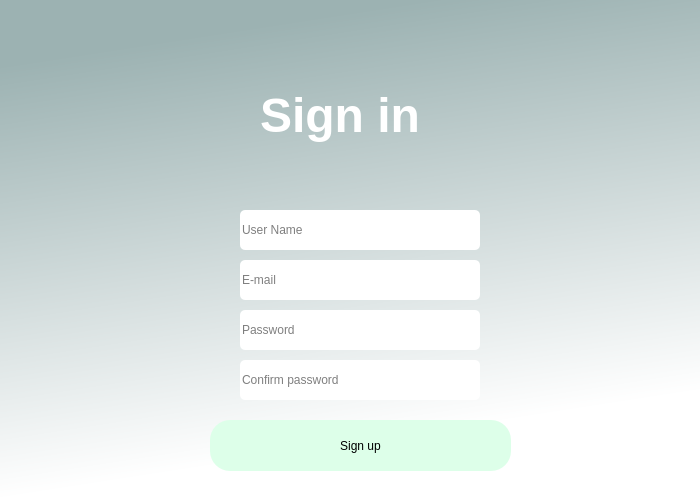
Before: the Qt Designer form guicore/create_user_screen.ui in Igna11/billetera, drawn with Qt 5.
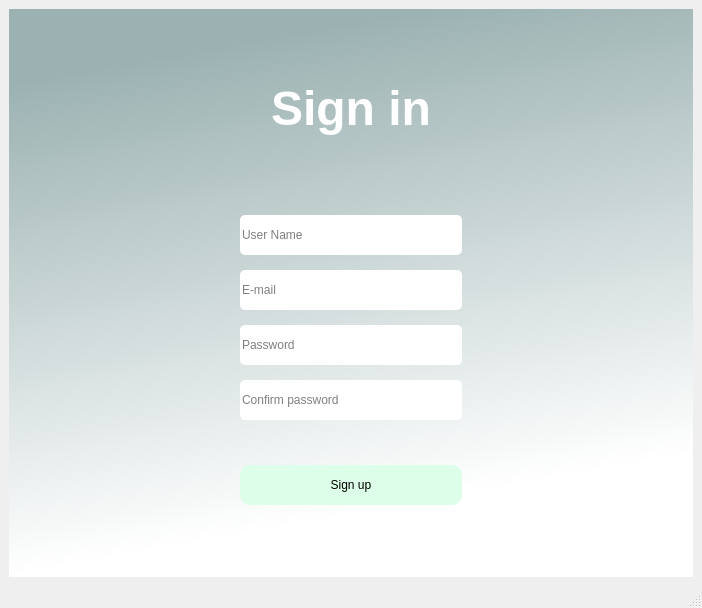
After: the same form once the commit is applied.

Diff of the .ui file:
```diff
--- a/guicore/create_user_screen.ui
+++ b/guicore/create_user_screen.ui
@@ -1,81 +1,88 @@
 <?xml version="1.0" encoding="UTF-8"?>
 <ui version="4.0">
- <class>BilleteraApp</class>
- <widget class="QDialog" name="BilleteraApp">
+ <class>MainWindow</class>
+ <widget class="QMainWindow" name="MainWindow">
   <property name="geometry">
    <rect>
     <x>0</x>
     <y>0</y>
-    <width>700</width>
-    <height>500</height>
+    <width>702</width>
+    <height>608</height>
    </rect>
   </property>
   <property name="windowTitle">
    <string>Dialog</string>
   </property>
-  <property name="sizeGripEnabled">
-   <bool>false</bool>
+  <property name="windowOpacity">
+   <double>1.000000000000000</double>
   </property>
-  <property name="modal">
-   <bool>false</bool>
-  </property>
-  <widget class="QWidget" name="widget" native="true">
-   <property name="geometry">
-    <rect>
-     <x>0</x>
-     <y>0</y>
-     <width>700</width>
-     <height>500</height>
-    </rect>
-   </property>
+  <widget class="QWidget" name="centralwidget">
+   <layout class="QHBoxLayout" name="horizontalLayout">
+    <item>
+     <widget class="QWidget" name="verticalWidget" native="true">
    <property name="styleSheet">
-    <string notr="true">QWidget#widget{
+       <string notr="true">QWidget#verticalWidget{
 background-color:qlineargradient(spread:pad, x1:0, y1:0, x2:0.207, y2:0.954545, stop:0.132159 rgba(156, 178, 178, 255), stop:1 rgba(255, 255, 255, 255))}</string>
    </property>
+      <layout class="QHBoxLayout" name="horizontalLayout_3">
+       <item>
+        <spacer name="horizontalSpacer">
+         <property name="orientation">
+          <enum>Qt::Horizontal</enum>
+         </property>
+         <property name="sizeHint" stdset="0">
+          <size>
+           <width>40</width>
+           <height>20</height>
+          </size>
+         </property>
+        </spacer>
+       </item>
+       <item>
+        <layout class="QVBoxLayout" name="verticalLayout_2">
+         <property name="spacing">
+          <number>15</number>
+         </property>
+         <item>
+          <spacer name="verticalSpacer_2">
+           <property name="orientation">
+            <enum>Qt::Vertical</enum>
+           </property>
+           <property name="sizeHint" stdset="0">
+            <size>
+             <width>20</width>
+             <height>40</height>
+            </size>
+           </property>
+          </spacer>
+         </item>
+         <item>
    <widget class="QLabel" name="label">
-    <property name="geometry">
-     <rect>
-      <x>260</x>
-      <y>80</y>
-      <width>281</width>
-      <height>71</height>
-     </rect>
-    </property>
     <property name="text">
-     <string>&lt;html&gt;&lt;head/&gt;&lt;body&gt;&lt;p&gt;&lt;span style=&quot; font-size:36pt; font-weight:600; color:#ffffff;&quot;&gt;Sign in&lt;/span&gt;&lt;/p&gt;&lt;/body&gt;&lt;/html&gt;</string>
-    </property>
-   </widget>
-   <widget class="QPushButton" name="signup_button">
-    <property name="geometry">
-     <rect>
-      <x>210</x>
-      <y>420</y>
-      <width>301</width>
-      <height>51</height>
-     </rect>
-    </property>
-    <property name="cursor">
-     <cursorShape>PointingHandCursor</cursorShape>
-    </property>
-    <property name="mouseTracking">
-     <bool>false</bool>
-    </property>
-    <property name="styleSheet">
-     <string notr="true">border-radius:20px;
-background-color:rgb(221, 255, 233);</string>
-    </property>
-    <property name="text">
-     <string>Sign up</string>
-    </property>
-   </widget>
+            <string>&lt;html&gt;&lt;head/&gt;&lt;body&gt;&lt;p align=&quot;center&quot;&gt;&lt;span style=&quot; font-size:36pt; font-weight:600; color:#ffffff;&quot;&gt;Sign in&lt;/span&gt;&lt;/p&gt;&lt;/body&gt;&lt;/html&gt;</string>
+           </property>
+          </widget>
+         </item>
+         <item>
+          <spacer name="verticalSpacer_3">
+           <property name="orientation">
+            <enum>Qt::Vertical</enum>
+           </property>
+           <property name="sizeHint" stdset="0">
+            <size>
+             <width>20</width>
+             <height>20</height>
+            </size>
+           </property>
+          </spacer>
+         </item>
+         <item>
    <widget class="QLineEdit" name="user_name_line">
-    <property name="geometry">
-     <rect>
-      <x>240</x>
-      <y>210</y>
-      <width>240</width>
+           <property name="minimumSize">
+            <size>
+             <width>0</width>
       <height>40</height>
-     </rect>
+            </size>
     </property>
     <property name="toolTip">
      <string/>
@@ -95,14 +102,14 @@
      <string>User Name</string>
     </property>
    </widget>
+         </item>
+         <item>
    <widget class="QLineEdit" name="email_line">
-    <property name="geometry">
-     <rect>
-      <x>240</x>
-      <y>260</y>
-      <width>240</width>
+           <property name="minimumSize">
+            <size>
+             <width>0</width>
       <height>40</height>
-     </rect>
+            </size>
     </property>
     <property name="toolTip">
      <string/>
@@ -125,14 +132,14 @@
      <string>E-mail</string>
     </property>
    </widget>
+         </item>
+         <item>
    <widget class="QLineEdit" name="password_line">
-    <property name="geometry">
-     <rect>
-      <x>240</x>
-      <y>310</y>
-      <width>240</width>
+           <property name="minimumSize">
+            <size>
+             <width>0</width>
       <height>40</height>
-     </rect>
+            </size>
     </property>
     <property name="toolTip">
      <string/>
@@ -152,14 +159,14 @@
      <string>Password</string>
     </property>
    </widget>
+         </item>
+         <item>
    <widget class="QLineEdit" name="confirm_password_line">
-    <property name="geometry">
-     <rect>
-      <x>240</x>
-      <y>360</y>
-      <width>240</width>
+           <property name="minimumSize">
+            <size>
+             <width>0</width>
       <height>40</height>
-     </rect>
+            </size>
     </property>
     <property name="toolTip">
      <string/>
@@ -182,27 +189,99 @@
      <string>Confirm password</string>
     </property>
    </widget>
+         </item>
+         <item>
    <widget class="QLabel" name="create_user_label">
+           <property name="minimumSize">
+            <size>
+             <width>0</width>
+             <height>15</height>
+            </size>
+           </property>
+           <property name="maximumSize">
+            <size>
+             <width>16777215</width>
+             <height>15</height>
+            </size>
+           </property>
+           <property name="font">
+            <font>
+             <pointsize>7</pointsize>
+             <italic>true</italic>
+            </font>
+           </property>
+           <property name="text">
+            <string/>
+           </property>
+          </widget>
+         </item>
+         <item>
+          <widget class="QPushButton" name="signup_button">
+           <property name="minimumSize">
+            <size>
+             <width>0</width>
+             <height>40</height>
+            </size>
+           </property>
+           <property name="cursor">
+            <cursorShape>PointingHandCursor</cursorShape>
+           </property>
+           <property name="mouseTracking">
+            <bool>false</bool>
+           </property>
+           <property name="styleSheet">
+            <string notr="true">border-radius:10px;
+background-color:rgb(221, 255, 233);</string>
+           </property>
+           <property name="text">
+            <string>Sign up</string>
+           </property>
+          </widget>
+         </item>
+         <item>
+          <spacer name="verticalSpacer">
+           <property name="orientation">
+            <enum>Qt::Vertical</enum>
+           </property>
+           <property name="sizeHint" stdset="0">
+            <size>
+             <width>20</width>
+             <height>40</height>
+            </size>
+           </property>
+          </spacer>
+         </item>
+        </layout>
+       </item>
+       <item>
+        <spacer name="horizontalSpacer_2">
+         <property name="orientation">
+          <enum>Qt::Horizontal</enum>
+         </property>
+         <property name="sizeHint" stdset="0">
+          <size>
+           <width>40</width>
+           <height>20</height>
+          </size>
+         </property>
+        </spacer>
+       </item>
+      </layout>
+     </widget>
+    </item>
+   </layout>
+  </widget>
+  <widget class="QMenuBar" name="menubar">
     <property name="geometry">
      <rect>
-      <x>240</x>
-      <y>180</y>
-      <width>270</width>
-      <height>20</height>
-     </rect>
-    </property>
-    <property name="text">
-     <string/>
-    </property>
-   </widget>
-   <zorder>email_line</zorder>
-   <zorder>confirm_password_line</zorder>
-   <zorder>password_line</zorder>
-   <zorder>user_name_line</zorder>
-   <zorder>label</zorder>
-   <zorder>signup_button</zorder>
-   <zorder>create_user_label</zorder>
-  </widget>
+     <x>0</x>
+     <y>0</y>
+     <width>702</width>
+     <height>26</height>
+    </rect>
+   </property>
+  </widget>
+  <widget class="QStatusBar" name="statusbar"/>
  </widget>
  <resources/>
  <connections/>
```
Left out of the diff: 2 changed lines with no effect on the pictures. Lines whose indentation alone changed are shown as unchanged.
